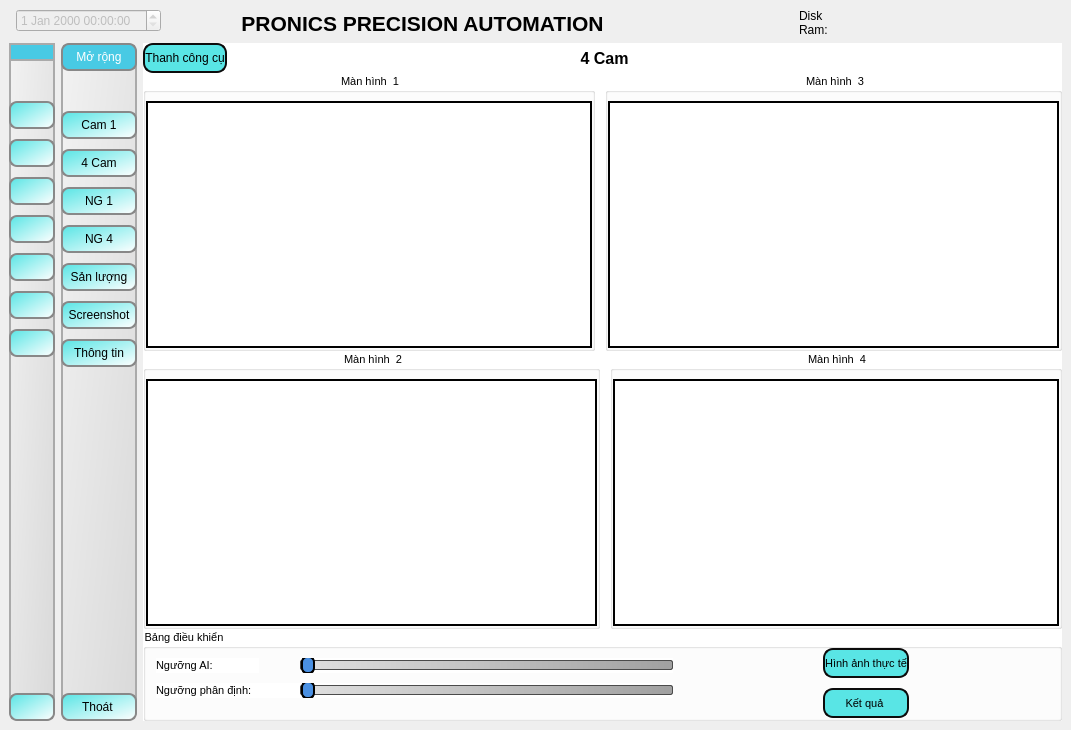
Before: the Qt Designer form main_gui.ui in BingKeyelse/Duy-Nguyen-Project, drawn with Qt 5.
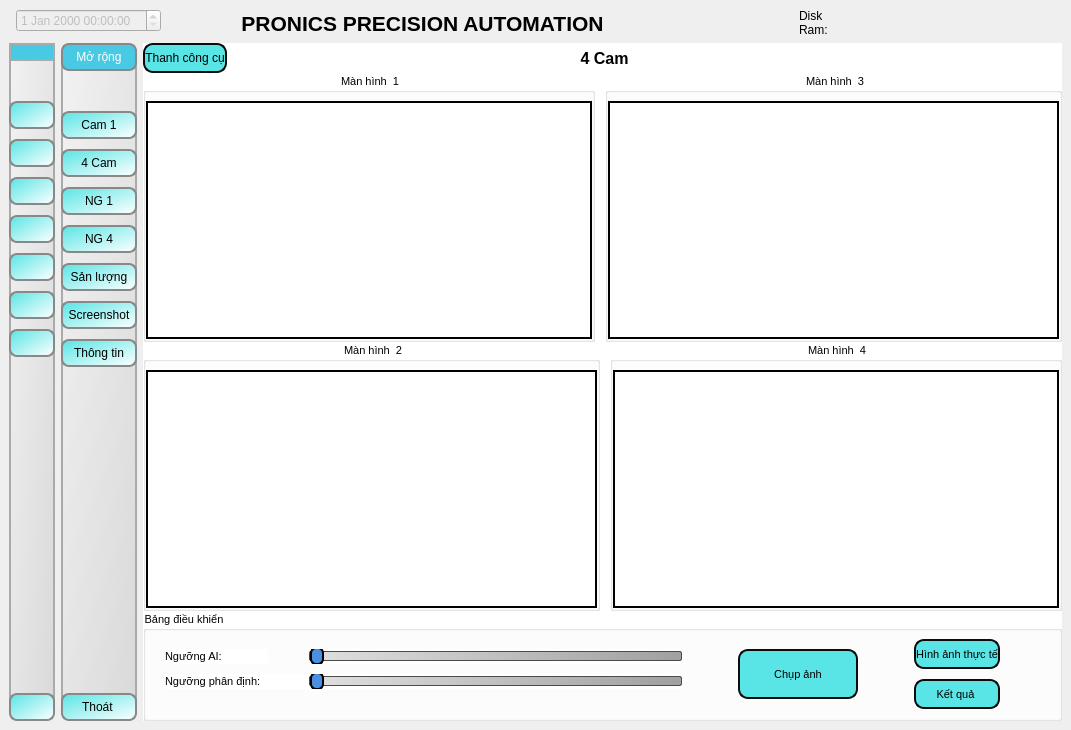
After: the same form once the commit is applied. The open tabs and pages were chosen to show the change. Icons and pictures are not drawn.

What changed in the file:
```diff
--- a/main_gui.ui
+++ b/main_gui.ui
@@ -568,6 +568,28 @@
     background: #F5F5F5  ;
     border-radius: 2px;
 	border: 1px solid #4b4b4b;
+}
+
+QScrollBar:vertical {
+    border: 1px solid #5c5c5c;
+    background: #2e2e2e;
+    width: 25px;
+    margin: 0px 0px 0px 0px;
+}
+
+QScrollBar::handle:vertical {
+    background: #59e5e5; /* Màu của thanh kéo */
+    min-height: 50px;
+    border-radius: 6px;
+}
+
+QScrollBar::handle:vertical:hover {
+    background: #0099cc; /* Màu khi hover vào */
+}
+
+QScrollBar::add-line:vertical, QScrollBar::sub-line:vertical {
+    background: none;
+    border: none;
 }</string>
         </property>
         <property name="currentIndex">
@@ -2621,6 +2643,12 @@
           </item>
           <item row="2" column="0">
            <widget class="QGroupBox" name="groupBox_13">
+            <property name="minimumSize">
+             <size>
+              <width>0</width>
+              <height>0</height>
+             </size>
+            </property>
             <property name="font">
              <font>
               <pointsize>8</pointsize>
@@ -2629,22 +2657,7 @@
             <property name="title">
              <string>Bảng điều khiển</string>
             </property>
-            <layout class="QGridLayout" name="gridLayout_27">
-             <property name="leftMargin">
-              <number>0</number>
-             </property>
-             <property name="topMargin">
-              <number>0</number>
-             </property>
-             <property name="rightMargin">
-              <number>0</number>
-             </property>
-             <property name="bottomMargin">
-              <number>0</number>
-             </property>
-             <property name="spacing">
-              <number>0</number>
-             </property>
+            <layout class="QGridLayout" name="gridLayout_21">
              <item row="0" column="0">
               <layout class="QFormLayout" name="formLayout_8">
                <property name="horizontalSpacing">
@@ -2690,6 +2703,39 @@
               </layout>
              </item>
              <item row="0" column="1">
+              <spacer name="horizontalSpacer_18">
+               <property name="orientation">
+                <enum>Qt::Horizontal</enum>
+               </property>
+               <property name="sizeType">
+                <enum>QSizePolicy::Minimum</enum>
+               </property>
+               <property name="sizeHint" stdset="0">
+                <size>
+                 <width>50</width>
+                 <height>17</height>
+                </size>
+               </property>
+              </spacer>
+             </item>
+             <item row="0" column="2">
+              <widget class="QPushButton" name="but_real_4cam_2">
+               <property name="minimumSize">
+                <size>
+                 <width>120</width>
+                 <height>50</height>
+                </size>
+               </property>
+               <property name="text">
+                <string>Chụp ảnh</string>
+               </property>
+               <property name="icon">
+                <iconset resource="icons.qrc">
+                 <normaloff>:/icon/icons/Cursor-Select-Frame--Streamline-Ultimate.png</normaloff>:/icon/icons/Cursor-Select-Frame--Streamline-Ultimate.png</iconset>
+               </property>
+              </widget>
+             </item>
+             <item row="0" column="3">
               <spacer name="horizontalSpacer_14">
                <property name="orientation">
                 <enum>Qt::Horizontal</enum>
@@ -2699,13 +2745,13 @@
                </property>
                <property name="sizeHint" stdset="0">
                 <size>
-                 <width>150</width>
+                 <width>50</width>
                  <height>20</height>
                 </size>
                </property>
               </spacer>
              </item>
-             <item row="0" column="2">
+             <item row="0" column="4">
               <layout class="QVBoxLayout" name="verticalLayout_11">
                <property name="spacing">
                 <number>10</number>
@@ -2746,7 +2792,7 @@
                </item>
               </layout>
              </item>
-             <item row="0" column="3">
+             <item row="0" column="5">
               <spacer name="horizontalSpacer_15">
                <property name="orientation">
                 <enum>Qt::Horizontal</enum>
@@ -2756,7 +2802,7 @@
                </property>
                <property name="sizeHint" stdset="0">
                 <size>
-                 <width>150</width>
+                 <width>50</width>
                  <height>20</height>
                 </size>
                </property>
```
Left out of the diff: 5 changed lines with no effect on the pictures.
